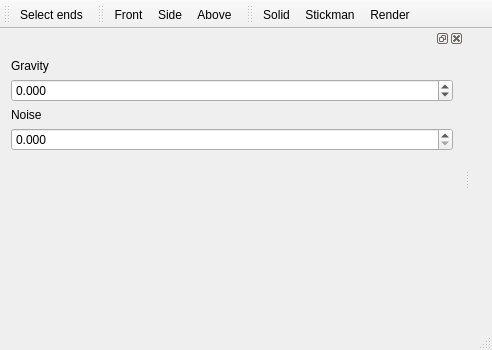
Qt form src/mainwindow.ui (jhud/abtsynth) before a commit.
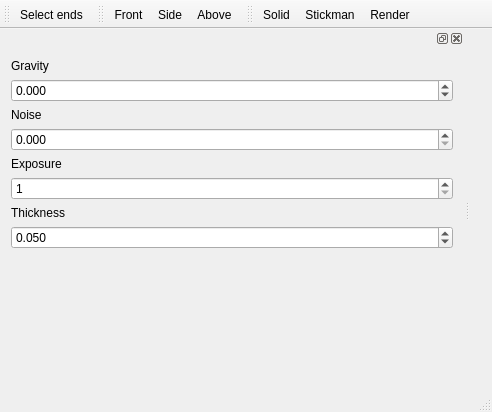
The same form after that commit. Custom widgets are drawn as their Qt base class.

Diff of the .ui file:
```diff
--- a/src/mainwindow.ui
+++ b/src/mainwindow.ui
@@ -7,7 +7,7 @@
     <x>0</x>
     <y>0</y>
     <width>492</width>
-    <height>350</height>
+    <height>412</height>
    </rect>
   </property>
   <property name="windowTitle">
@@ -126,6 +126,52 @@
        </property>
       </widget>
      </item>
+     <item>
+      <widget class="QLabel" name="label_3">
+       <property name="text">
+        <string>Exposure</string>
+       </property>
+      </widget>
+     </item>
+     <item>
+      <widget class="QDoubleSpinBox" name="exposure">
+       <property name="decimals">
+        <number>0</number>
+       </property>
+       <property name="minimum">
+        <double>1.000000000000000</double>
+       </property>
+       <property name="maximum">
+        <double>255.000000000000000</double>
+       </property>
+      </widget>
+     </item>
+     <item>
+      <widget class="QLabel" name="label_4">
+       <property name="text">
+        <string>Thickness</string>
+       </property>
+      </widget>
+     </item>
+     <item>
+      <widget class="QDoubleSpinBox" name="thickness">
+       <property name="decimals">
+        <number>3</number>
+       </property>
+       <property name="minimum">
+        <double>0.001000000000000</double>
+       </property>
+       <property name="maximum">
+        <double>0.200000000000000</double>
+       </property>
+       <property name="singleStep">
+        <double>0.001000000000000</double>
+       </property>
+       <property name="value">
+        <double>0.050000000000000</double>
+       </property>
+      </widget>
+     </item>
      <item>
       <spacer name="verticalSpacer">
        <property name="orientation">
```
Left out of the diff: 2 changed lines with no effect on the pictures.
